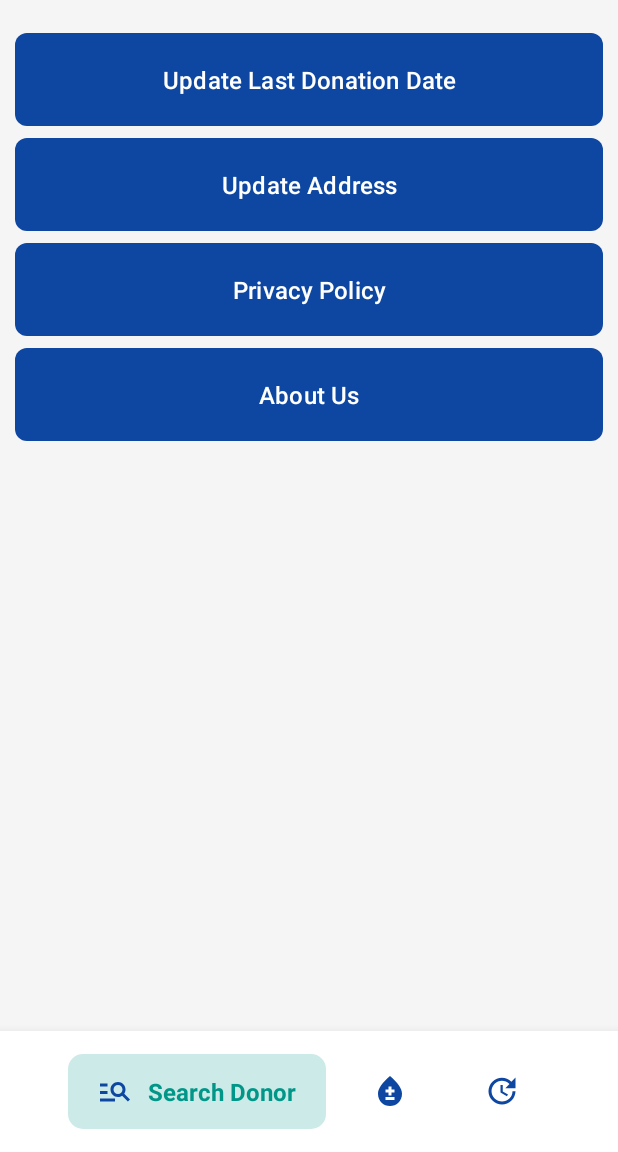
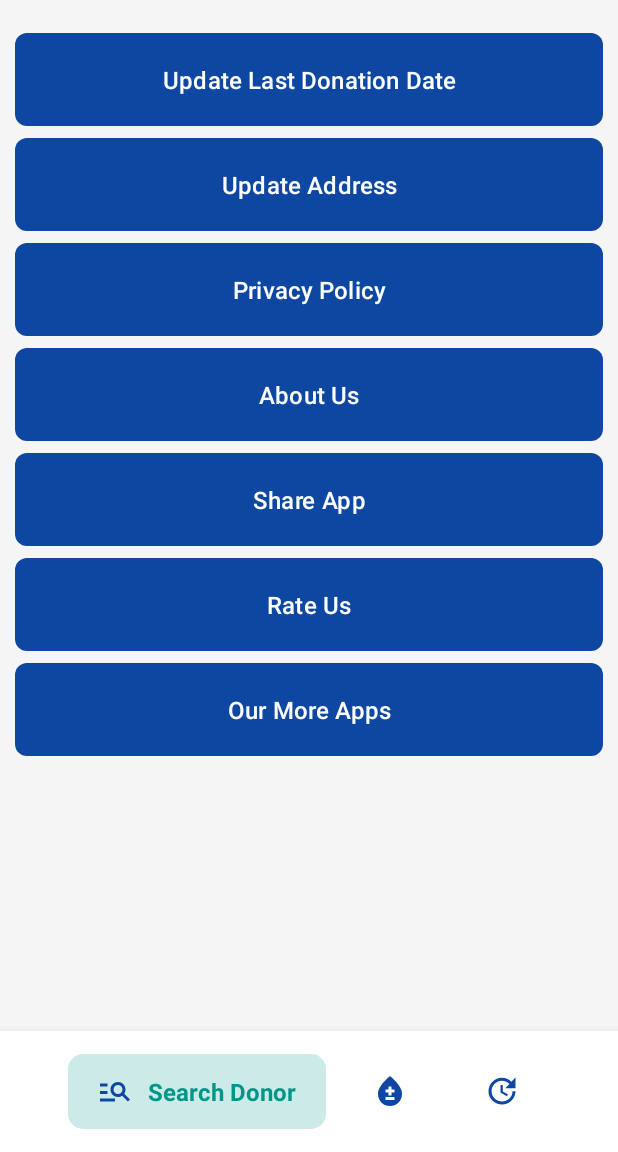
Before and after one commit to SHTSoftware/RaktoDaan-Blood-Donation, an Android app: the fragment UpdateInfo placed in its activity, on a phone screen of 412 x 824 dp, the part 84-1236 px from its top. Run offline under Robolectric (Android 15) with nearby library versions, the phone set to English and light mode, and no system bars.

Commit message:
Lots of update

```diff
--- a/app/src/main/AndroidManifest.xml
+++ b/app/src/main/AndroidManifest.xml
@@ -18,6 +18,9 @@
         android:theme="@style/Theme.RaktoDaanBloodDonation"
         tools:targetApi="31">
         <activity
+            android:name=".WebView"
+            android:exported="false" />
+        <activity
             android:name=".AboutUs"
             android:exported="false" />
         <activity
--- a/app/src/main/java/com/sht_software/raktodaan_blooddonation/Fragment/UpdateInfo.java
+++ b/app/src/main/java/com/sht_software/raktodaan_blooddonation/Fragment/UpdateInfo.java
@@ -1,6 +1,8 @@
 package com.sht_software.raktodaan_blooddonation.Fragment;
 
+import android.content.ActivityNotFoundException;
 import android.content.Intent;
+import android.net.Uri;
 import android.os.Bundle;
 
 import androidx.fragment.app.Fragment;
@@ -11,6 +13,7 @@ import android.view.ViewGroup;
 
 import com.sht_software.raktodaan_blooddonation.AboutUs;
 import com.sht_software.raktodaan_blooddonation.R;
+import com.sht_software.raktodaan_blooddonation.WebView;
 import com.sht_software.raktodaan_blooddonation.databinding.FragmentUpdateInfoBinding;
 
 public class UpdateInfo extends Fragment {
@@ -30,6 +33,40 @@ public class UpdateInfo extends Fragment {
             }
         });
 
+        binding.privacyPolicy.setOnClickListener(new View.OnClickListener() {
+            @Override
+            public void onClick(View view) {
+                WebView.url = "https://sites.google.com/view/sht-kabinnama";
+                startActivity(new Intent(getActivity(), WebView.class));
+            }
+        });
+
+        binding.ourMoreApps.setOnClickListener(new View.OnClickListener() {
+            @Override
+            public void onClick(View view) {
+                String developerName = "https://play.google.com/store/apps/dev?id=7635698146769202465";
+                try {
+                    startActivity(new Intent(Intent.ACTION_VIEW, Uri.parse(""+developerName)));
+                } catch (ActivityNotFoundException e) {
+                    startActivity(new Intent(Intent.ACTION_VIEW, Uri.parse(""+developerName)));
+                }
+            }
+        });
+
+        binding.rateUs.setOnClickListener(new View.OnClickListener() {
+            @Override
+            public void onClick(View view) {
+
+            }
+        });
+
+        binding.shareApp.setOnClickListener(new View.OnClickListener() {
+            @Override
+            public void onClick(View view) {
+
+            }
+        });
+
 
         return binding.getRoot();
     }
--- a/app/src/main/res/layout/fragment_update_info.xml
+++ b/app/src/main/res/layout/fragment_update_info.xml
@@ -65,6 +65,45 @@
             android:textSize="16sp"
             />
 
+        <com.google.android.material.button.MaterialButton
+            android:padding="20dp"
+            android:id="@+id/shareApp"
+            android:layout_width="match_parent"
+            android:layout_height="wrap_content"
+            android:text="Share App"
+            android:textColor="@color/white"
+            app:backgroundTint="@color/primary_red"
+            app:cornerRadius="8dp"
+            android:textAllCaps="false"
+            android:textSize="16sp"
+            />
+
+        <com.google.android.material.button.MaterialButton
+            android:padding="20dp"
+            android:id="@+id/rateUs"
+            android:layout_width="match_parent"
+            android:layout_height="wrap_content"
+            android:text="Rate Us"
+            android:textColor="@color/white"
+            app:backgroundTint="@color/primary_red"
+            app:cornerRadius="8dp"
+            android:textAllCaps="false"
+            android:textSize="16sp"
+            />
+
+        <com.google.android.material.button.MaterialButton
+            android:padding="20dp"
+            android:id="@+id/ourMoreApps"
+            android:layout_width="match_parent"
+            android:layout_height="wrap_content"
+            android:text="Our More Apps"
+            android:textColor="@color/white"
+            app:backgroundTint="@color/primary_red"
+            app:cornerRadius="8dp"
+            android:textAllCaps="false"
+            android:textSize="16sp"
+            />
+
 
 
     </LinearLayout>
```
Also changed, not shown: app/src/main/java/com/sht_software/raktodaan_blooddonation/WebView.java (added, +104 -0 lines), app/src/main/res/layout/activity_web_view.xml (added, +29 -0 lines), app/src/main/res/raw/loadd.json (added, +1 -0 lines).
